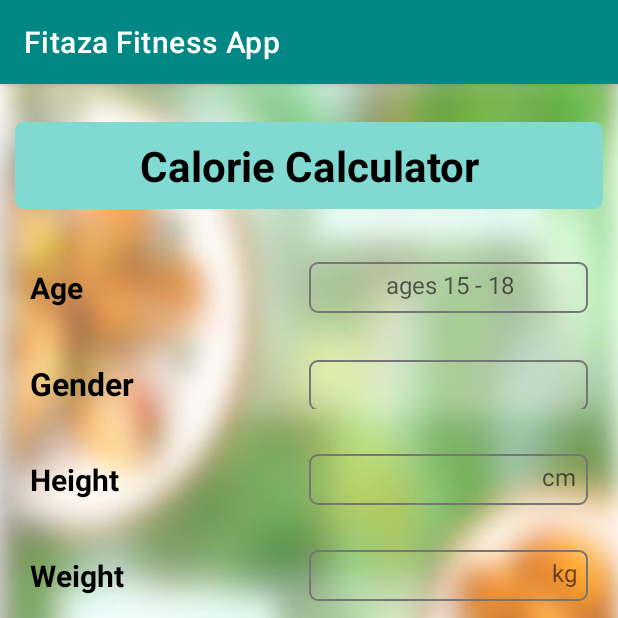
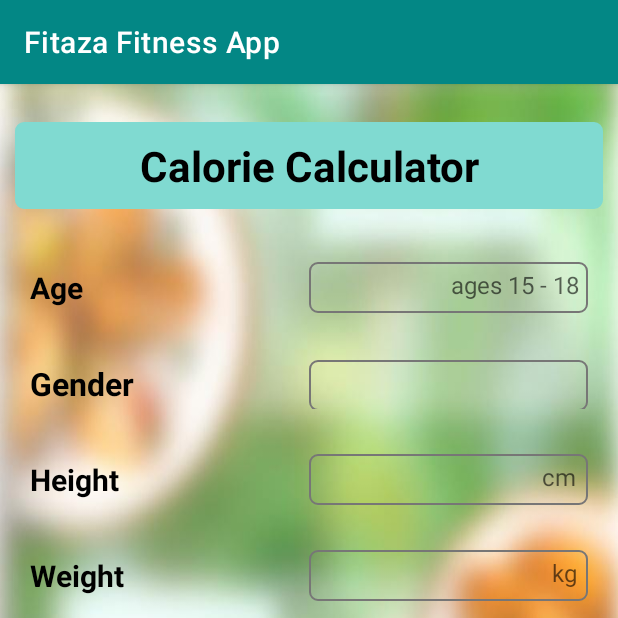
Before and after one commit to IT20382094/Fitaza, an Android app: the MealPlanCalculatorActivity screen opened directly, with no data from a screen before it, on a phone screen of 412 x 824 dp, the top half of it. Run offline under Robolectric (Android 15) with nearby library versions, the phone set to English and light mode, and no system bars; our stand-ins replace Firebase (no records; nobody signed in at launch, a user with empty details on screens opened directly).

Commit message:
Update activity_meal_plan_calculator.xml

```diff
--- a/app/src/main/res/layout/activity_meal_plan_calculator.xml
+++ b/app/src/main/res/layout/activity_meal_plan_calculator.xml
@@ -61,7 +61,7 @@
             android:paddingTop="4dp"
             android:paddingRight="5dp"
             android:paddingBottom="8dp"
-            android:textAlignment="center"
+            android:textAlignment="textEnd"
             android:textSize="16dp"
             tools:ignore="TouchTargetSizeCheck" />
 
```
